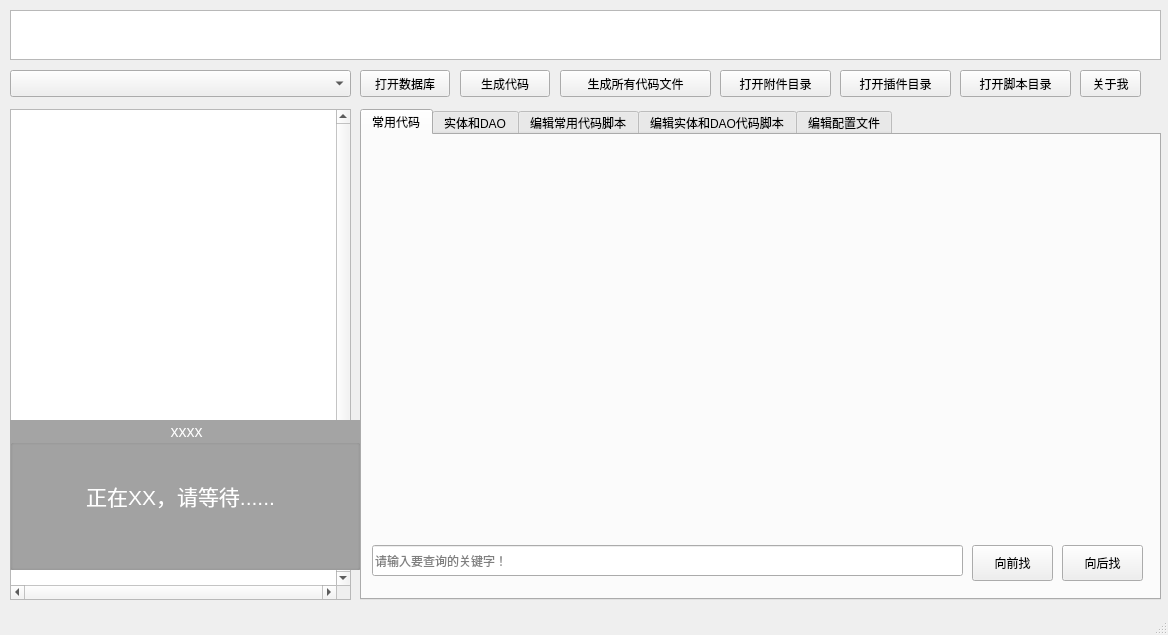
wcss2010/pythonCodeFactory, file ui/mainWindow.ui: the form before one commit.
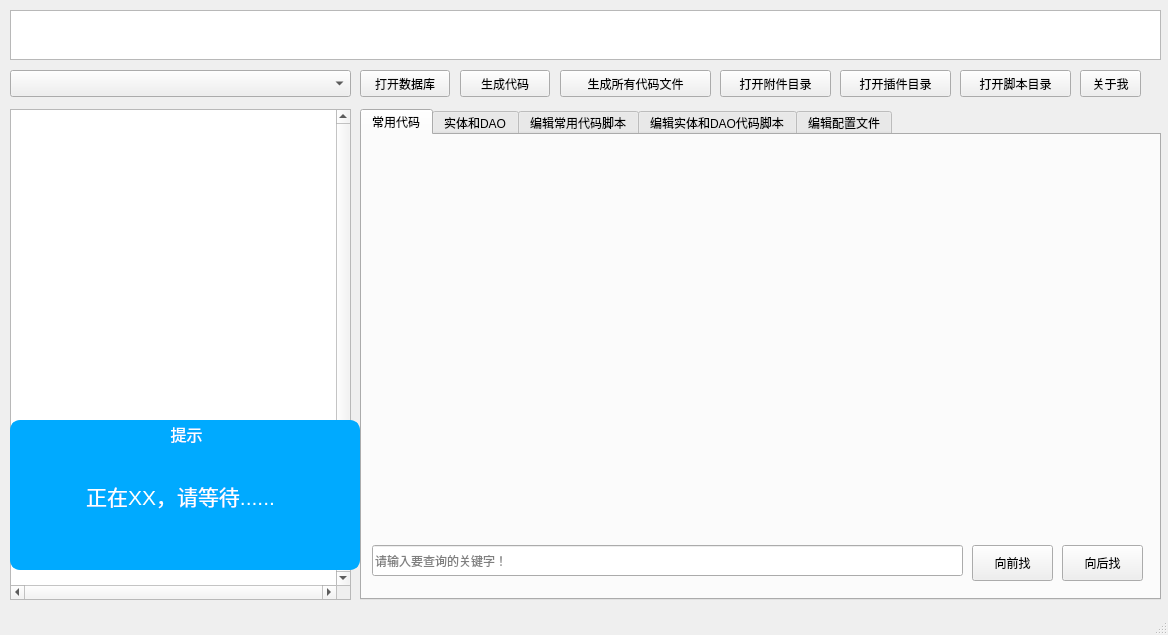
The form after the commit. Custom widgets are drawn as their Qt base class.

The edit to the form file:
```diff
--- a/ui/mainWindow.ui
+++ b/ui/mainWindow.ui
@@ -424,11 +424,18 @@
      <bool>false</bool>
     </property>
     <property name="styleSheet">
-     <string notr="true">QGroupBox  {background:rgb(164, 164, 164);}
-QGroupBox  {color:white;}</string>
+     <string notr="true">QGroupBox  {background:rgb(0, 170, 255);}
+QGroupBox  {color:white;}
+QGroupBox{
+border-width:2px;
+border-style:solid;
+border-radius: 10px;
+border-color:rgb(0, 170, 255);
+margin-top:0.5ex;
+}</string>
     </property>
     <property name="title">
-     <string>xxxx</string>
+     <string>提示</string>
     </property>
     <property name="alignment">
      <set>Qt::AlignCenter</set>
```
